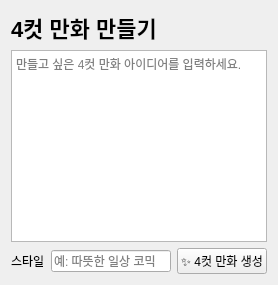
The window that ui/idea/idea_section.ui (Donian-kor/4cut_LocalComic_Studio) describes before a commit, drawn with Qt 5.
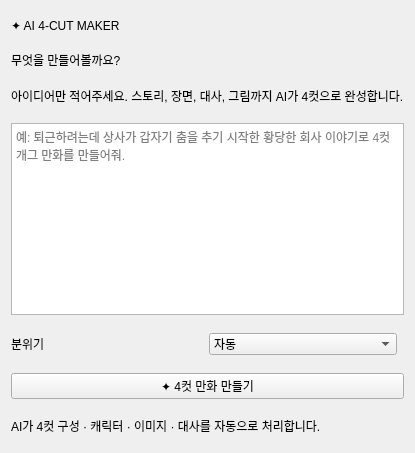
The same window after the commit.

```diff
--- a/ui/idea/idea_section.ui
+++ b/ui/idea/idea_section.ui
@@ -3,13 +3,23 @@
  <class>IdeaSection</class>
  <widget class="QWidget" name="IdeaSection">
   <layout class="QVBoxLayout" name="verticalLayout">
-   <item><widget class="QLabel" name="titleLabel"><property name="text"><string>4컷 만화 만들기</string></property><property name="styleSheet"><string>font-size: 22px; font-weight: bold;</string></property></widget></item>
-   <item><widget class="QPlainTextEdit" name="ideaEdit"><property name="placeholderText"><string>만들고 싶은 4컷 만화 아이디어를 입력하세요.</string></property><property name="minimumHeight"><number>90</number></property></widget></item>
-   <item><layout class="QHBoxLayout" name="styleLayout">
-    <item><widget class="QLabel" name="styleLabel"><property name="text"><string>스타일</string></property></widget></item>
-    <item><widget class="QLineEdit" name="styleEdit"><property name="placeholderText"><string>예: 따뜻한 일상 코믹</string></property></widget></item>
-    <item><widget class="QPushButton" name="generateButton"><property name="text"><string>✨ 4컷 만화 생성</string></property></widget></item>
-   </layout></item>
+   <property name="spacing"><number>18</number></property>
+   <item><spacer name="topSpacer"><property name="orientation"><enum>Qt::Vertical</enum></property><property name="sizeType"><enum>QSizePolicy::Expanding</enum></property></spacer></item>
+   <item><widget class="QLabel" name="eyebrowLabel"><property name="text"><string>✦ AI 4-CUT MAKER</string></property></widget></item>
+   <item><widget class="QLabel" name="titleLabel"><property name="text"><string>무엇을 만들어볼까요?</string></property></widget></item>
+   <item><widget class="QLabel" name="subtitleLabel"><property name="text"><string>아이디어만 적어주세요. 스토리, 장면, 대사, 그림까지 AI가 4컷으로 완성합니다.</string></property></widget></item>
+   <item><widget class="QPlainTextEdit" name="ideaEdit"><property name="placeholderText"><string>예: 퇴근하려는데 상사가 갑자기 춤을 추기 시작한 황당한 회사 이야기로 4컷 개그 만화를 만들어줘.</string></property><property name="minimumHeight"><number>150</number></property></widget></item>
+   <item>
+    <layout class="QHBoxLayout" name="optionLayout">
+     <property name="spacing"><number>10</number></property>
+     <item><widget class="QLabel" name="styleLabel"><property name="text"><string>분위기</string></property></widget></item>
+     <item><widget class="QComboBox" name="styleEdit"><property name="editable"><bool>false</bool></property><item><property name="text"><string>자동</string></property></item><item><property name="text"><string>개그</string></property></item><item><property name="text"><string>일상</string></property></item><item><property name="text"><string>로맨스</string></property></item><item><property name="text"><string>판타지</string></property></item></widget></item>
+     <item><spacer name="optionSpacer"><property name="orientation"><enum>Qt::Horizontal</enum></property><property name="sizeType"><enum>QSizePolicy::Expanding</enum></property></spacer></item>
+    </layout>
+   </item>
+   <item><widget class="QPushButton" name="generateButton"><property name="minimumHeight"><number>58</number></property><property name="text"><string>✦ 4컷 만화 만들기</string></property></widget></item>
+   <item><widget class="QLabel" name="hintLabel"><property name="text"><string>AI가 4컷 구성 · 캐릭터 · 이미지 · 대사를 자동으로 처리합니다.</string></property></widget></item>
+   <item><spacer name="bottomSpacer"><property name="orientation"><enum>Qt::Vertical</enum></property><property name="sizeType"><enum>QSizePolicy::Expanding</enum></property></spacer></item>
   </layout>
  </widget>
 </ui>
```
